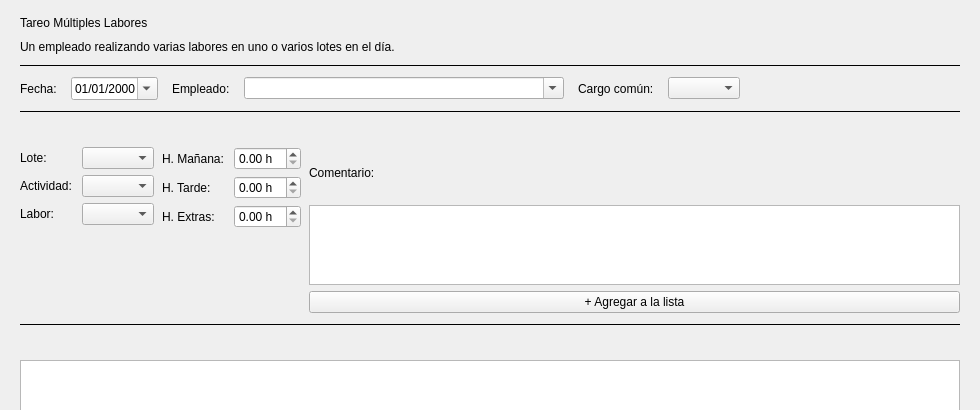
The window that Vistas/personal/v_tareo_multilabor.ui (ProTady/giagri) describes before a commit, drawn with Qt 5; both pictures show x 0 to 980 and y 0 to 410 of the 980 by 660 pixel window.
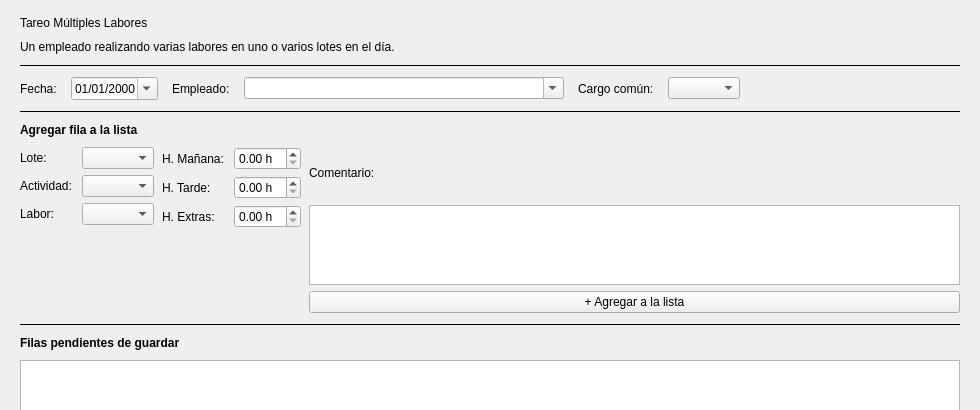
The same window after the commit.

Commit message: Fix .ui: escape de tags HTML en QLabel

```diff
--- a/Vistas/personal/v_tareo_multilabor.ui
+++ b/Vistas/personal/v_tareo_multilabor.ui
@@ -28,7 +28,7 @@
    </item>
 
    <item><widget class="QFrame" name="lineSep2"><property name="frameShape"><enum>QFrame::HLine</enum></property><property name="frameShadow"><enum>QFrame::Plain</enum></property></widget></item>
-   <item><widget class="QLabel" name="lblFila"><property name="text"><string><b>Agregar fila a la lista</b></string></property></widget></item>
+   <item><widget class="QLabel" name="lblFila"><property name="text"><string>Agregar fila a la lista</string></property><property name="styleSheet"><string notr="true">font-weight:bold;</string></property></widget></item>
 
    <item>
     <layout class="QHBoxLayout" name="lytFila">
@@ -69,7 +69,7 @@
    </item>
 
    <item><widget class="QFrame" name="lineSep3"><property name="frameShape"><enum>QFrame::HLine</enum></property><property name="frameShadow"><enum>QFrame::Plain</enum></property></widget></item>
-   <item><widget class="QLabel" name="lblListaTit"><property name="text"><string><b>Filas pendientes de guardar</b></string></property></widget></item>
+   <item><widget class="QLabel" name="lblListaTit"><property name="text"><string>Filas pendientes de guardar</string></property><property name="styleSheet"><string notr="true">font-weight:bold;</string></property></widget></item>
    <item><widget class="QTableWidget" name="tblFilas"/></item>
    <item>
     <layout class="QHBoxLayout" name="lytAcc">
```
The commit also changes 1 other file.
